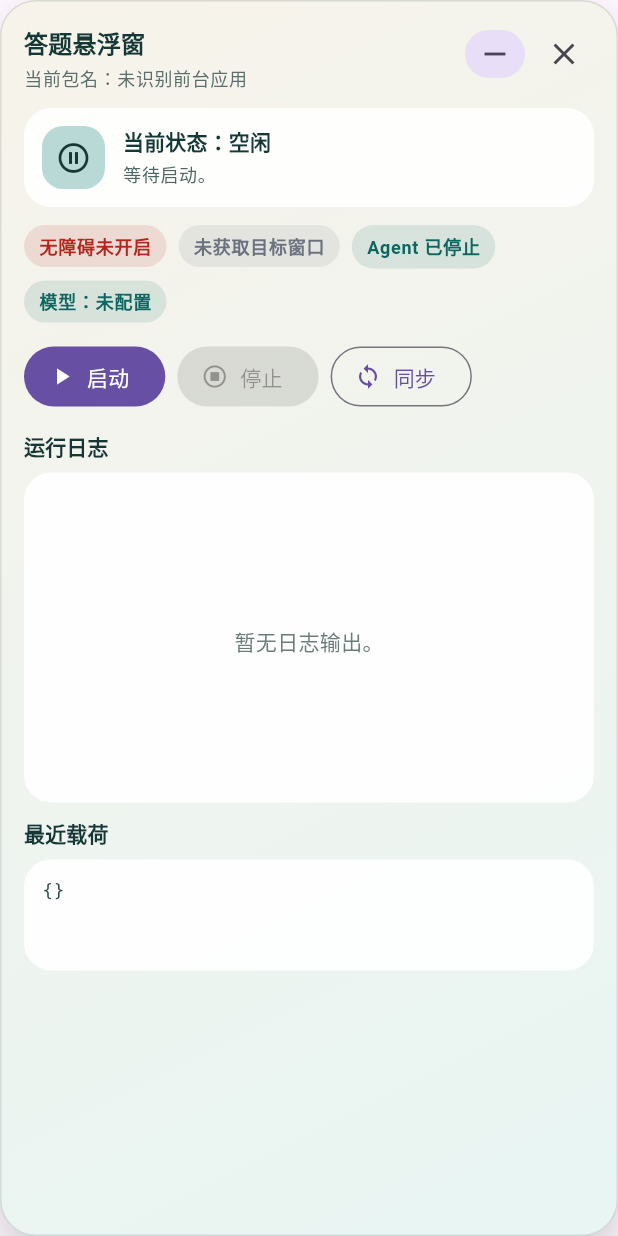
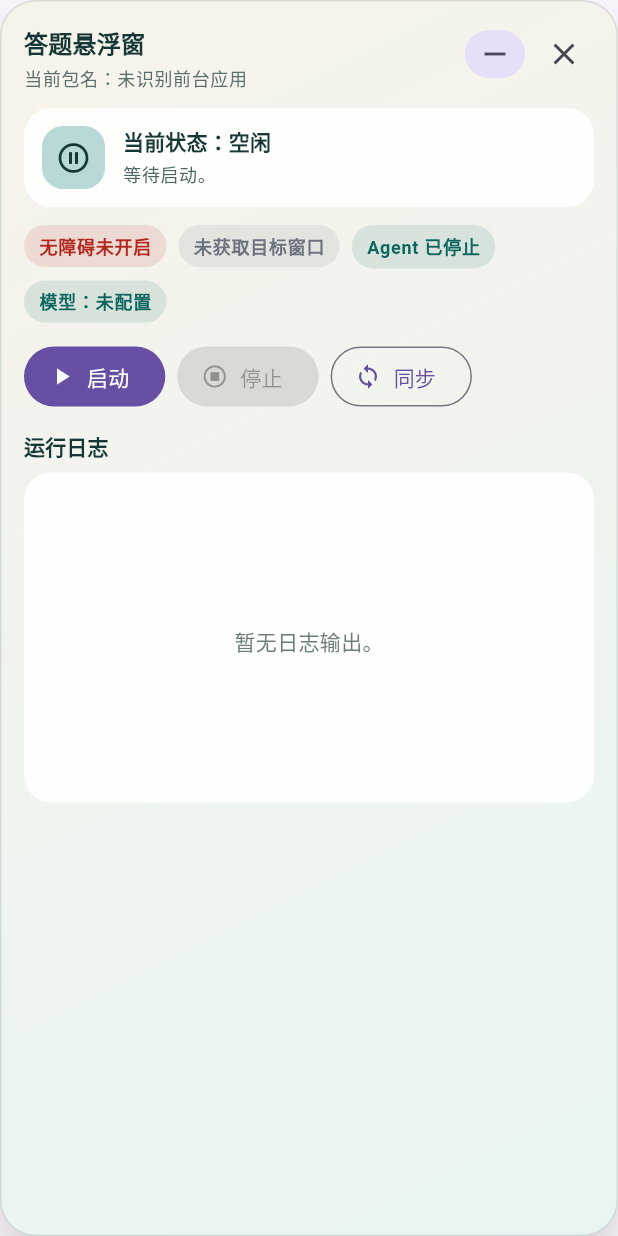
Before and after one commit to zhao004/flutter_answer, a Flutter app: the OverlayView widget shown alone on an empty page, opened directly, on a phone screen of 412 x 824 dp. Run offline on Flutter 3.47's test engine with Material 3 defaults, Android fonts, the phone set to English and light mode, and no system bars; our stand-ins replace dio, get, retrofit, shared_preferences; missing offline and left inert: flutter_overlay_window, langchain, langchain_openai; accounts and stored records are empty; generated files the repository leaves out were written again; statements that could not run were skipped.

Commit message:
feat: “最近载荷”从悬浮窗UI移除

```diff
--- a/lib/app/pages/overlay/overlay_view.dart
+++ b/lib/app/pages/overlay/overlay_view.dart
@@ -72,7 +72,6 @@ class _OverlayViewState extends State<OverlayView> {
   Map<String, dynamic> _agentConfig = const <String, dynamic>{};
   Map<String, dynamic> _agentRunStatus = const <String, dynamic>{};
   List<String> _logs = const <String>[];
-  String _lastPayload = '{}';
   _OverlayMode _mode = _OverlayMode.expanded;
   OverlayPosition _overlayPosition = const OverlayPosition(12, 120);
 
@@ -255,7 +254,6 @@ class _OverlayViewState extends State<OverlayView> {
       agentRunStatus: _agentRunStatus,
     );
     final logHeight = math.max(120.0, math.min(220.0, panelHeight * 0.34));
-    final payloadHeight = panelHeight < 420 ? 58.0 : 74.0;
 
     return SizedBox(
       key: const ValueKey<String>('expanded'),
@@ -467,30 +465,6 @@ class _OverlayViewState extends State<OverlayView> {
                             );
                           },
                         ),
-                ),
-              ),
-              const SizedBox(height: 10),
-              Text(
-                '最近载荷',
-                style: theme.textTheme.labelLarge?.copyWith(
-                  fontWeight: FontWeight.w800,
-                  color: const Color(0xFF153837),
-                ),
-              ),
-              const SizedBox(height: 8),
-              SizedBox(
-                height: payloadHeight,
-                child: _SectionCard(
-                  child: SingleChildScrollView(
-                    child: SelectableText(
-                      _lastPayload,
-                      style: theme.textTheme.bodySmall?.copyWith(
-                        color: const Color(0xFF284644),
-                        fontFamily: 'monospace',
-                        height: 1.3,
-                      ),
-                    ),
-                  ),
                 ),
               ),
             ],
@@ -769,7 +743,6 @@ class _OverlayViewState extends State<OverlayView> {
           _serviceStatus = _mapValue(event['serviceStatus']);
           _agentConfig = _mapValue(event['agentConfig']);
           _agentRunStatus = _mapValue(event['agentRunStatus']);
-          _lastPayload = event['lastPayload']?.toString() ?? _lastPayload;
           final snapshotLogs = _stringList(event['logs']);
           if (snapshotLogs.isNotEmpty) {
             _logs = snapshotLogs;
@@ -787,9 +760,6 @@ class _OverlayViewState extends State<OverlayView> {
           break;
         case 'overlay_state':
           _applyOverlayState(_mapValue(event['payload']));
-          break;
-        case 'payload':
-          _lastPayload = event['payload']?.toString() ?? _lastPayload;
           break;
         case 'log':
           _appendOverlayLog(event['line']?.toString() ?? '');
```
